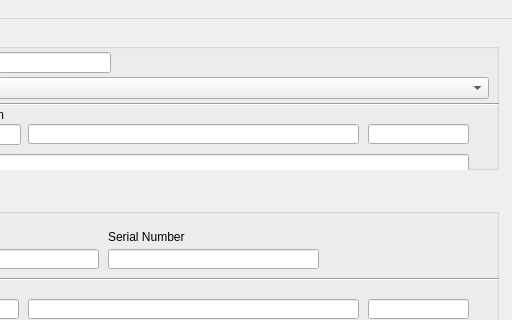
DA-Osborne/Spool-Maker, file gui.ui: the form before one commit; both pictures show x 132 to 644 and y 0 to 320 of the 644 by 495 pixel window.
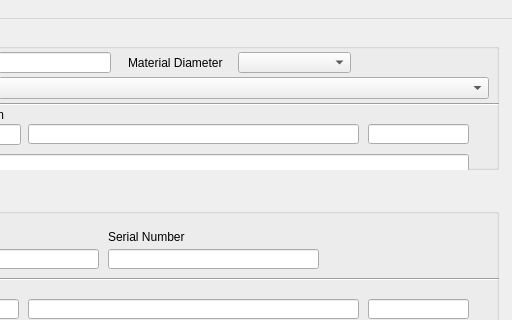
The form after the commit.

Commit message: Add a drop down box with material diameters and set default to 2.85

```diff
--- a/gui.ui
+++ b/gui.ui
@@ -51,6 +51,31 @@
      </property>
     </widget>
 
+    <widget class="QLabel" name="label">
+     <property name="geometry">
+      <rect>
+       <x>250</x>
+       <y>23</y>
+       <width>110</width>
+       <height>21</height>
+      </rect>
+     </property>
+     <property name="text">
+      <string>Material Diameter</string>
+     </property>
+    </widget>
+
+    <widget class="QComboBox" name="material_diameter">
+     <property name="geometry">
+      <rect>
+       <x>360</x>
+       <y>23</y>
+       <width>113</width>
+       <height>21</height>
+      </rect>
+     </property>
+    </widget>
+
     <widget class="QLabel" name="label">
      <property name="geometry">
       <rect>
```
The commit also changes 2 other files.
